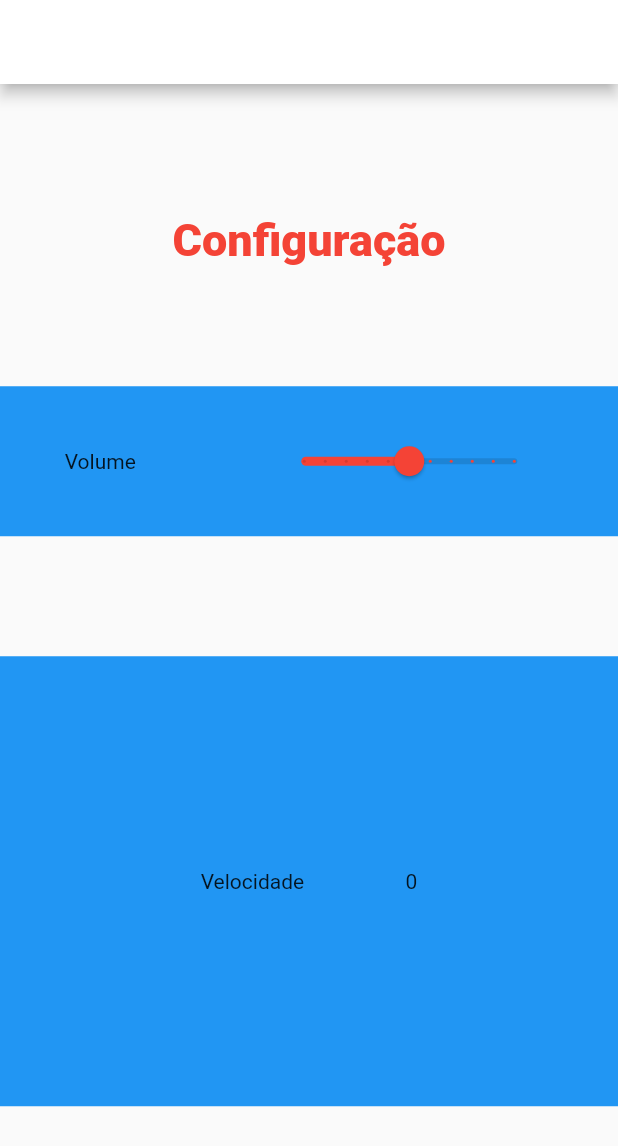
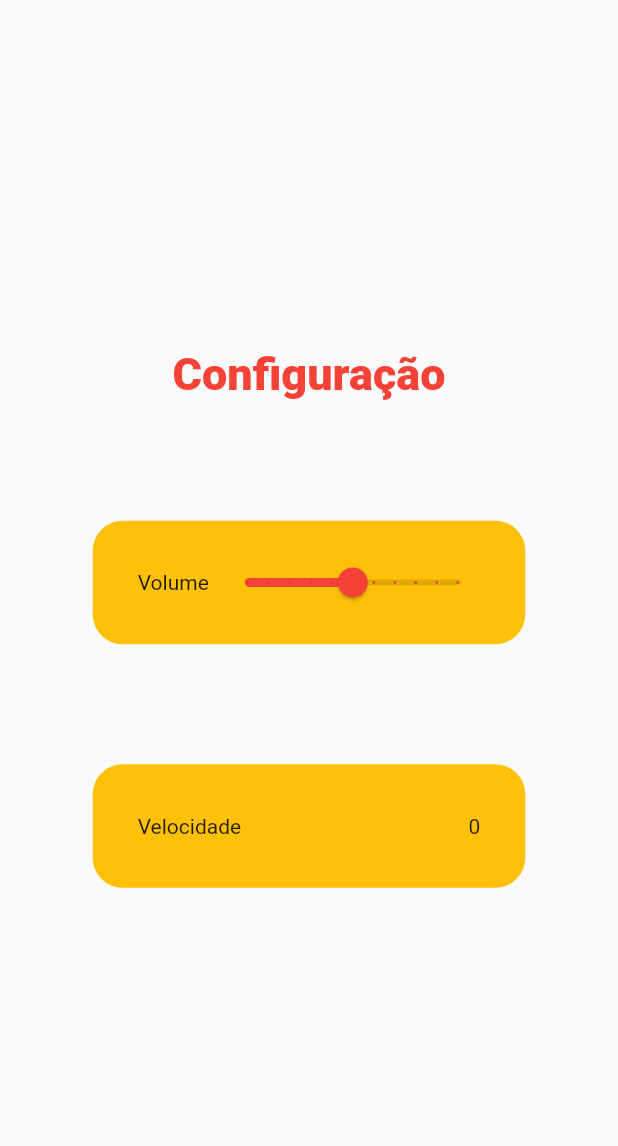
Before and after one commit to paulatalim/Iris, a Flutter app: the screen it shows after launch, on a phone screen of 412 x 824 dp. Shown: the top 1146 px of the screen. Run offline on Flutter 3.47's test engine with Material 2 defaults, Android fonts, the light colour scheme and no system bars; Roboto replaces fonts that are missing (Calibri).

Commit message:
estilizacao de container

```diff
--- a/lib/configuracao.dart
+++ b/lib/configuracao.dart
@@ -13,10 +13,6 @@ class _ConfiguracaoState extends State<Configuracao> {
   @override
   Widget build(BuildContext context) {
     return Scaffold(
-      appBar: AppBar(
-        backgroundColor: Theme.of(context).colorScheme.inversePrimary,
-        title: const Text('Configurações'),
-      ),
       body: Center(
         child: Column(
           mainAxisAlignment: MainAxisAlignment.center,
@@ -39,11 +35,16 @@ class _ConfiguracaoState extends State<Configuracao> {
 
             // Campo do volume
             Container(
-              color: Colors.blue,
-              width: 800,
-              height: 100,
+              width: 0.7 * MediaQuery.of(context).size.width,
+              height: 0.1 * MediaQuery.of(context).size.height,
+              padding: const EdgeInsets.only(
+                  left: 30, top: 10, right: 30, bottom: 10),
+              decoration: BoxDecoration(
+                color: Colors.amber,
+                borderRadius: BorderRadius.circular(20),
+              ),
               child: Row(
-                mainAxisAlignment: MainAxisAlignment.spaceAround,
+                mainAxisAlignment: MainAxisAlignment.spaceBetween,
                 children: [
                   const Text('Volume'),
                   Slider(
@@ -72,12 +73,16 @@ class _ConfiguracaoState extends State<Configuracao> {
 
             // Compo da velocidade
             Container(
-              color: Colors.blue,
-              width: 900,
-              height: 300,
-              padding: const EdgeInsets.all(100.0),
+              width: 0.7 * MediaQuery.of(context).size.width,
+              height: 0.1 * MediaQuery.of(context).size.height,
+              padding: const EdgeInsets.only(
+                  left: 30, top: 10, right: 30, bottom: 10),
+              decoration: BoxDecoration(
+                color: Colors.amber,
+                borderRadius: BorderRadius.circular(20),
+              ),
               child: const Row(
-                mainAxisAlignment: MainAxisAlignment.spaceAround,
+                mainAxisAlignment: MainAxisAlignment.spaceBetween,
                 children: [
                   Text('Velocidade'),
                   Text('0'),
```
Also changed, not shown: lib/main.dart (+0 -25 lines).
